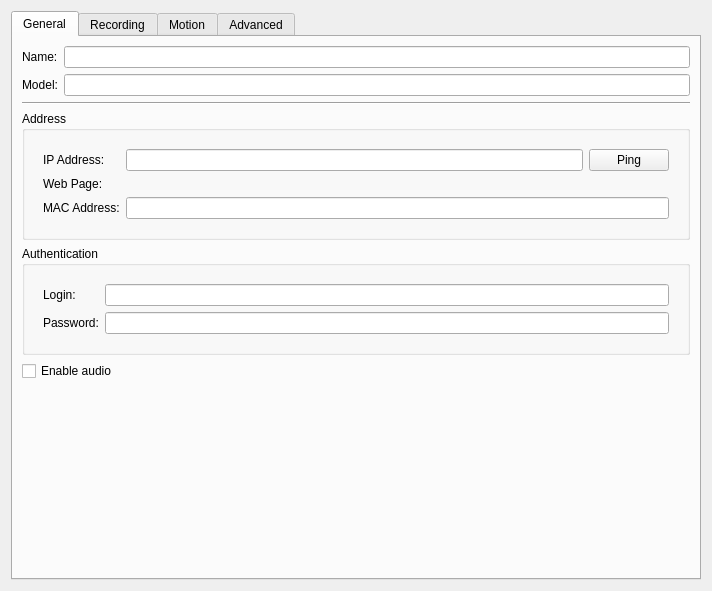
First picture: the form in client/src/ui/widgets/properties/single_camera_settings_widget.ui, repository networkoptix/nx_open, before the edit.
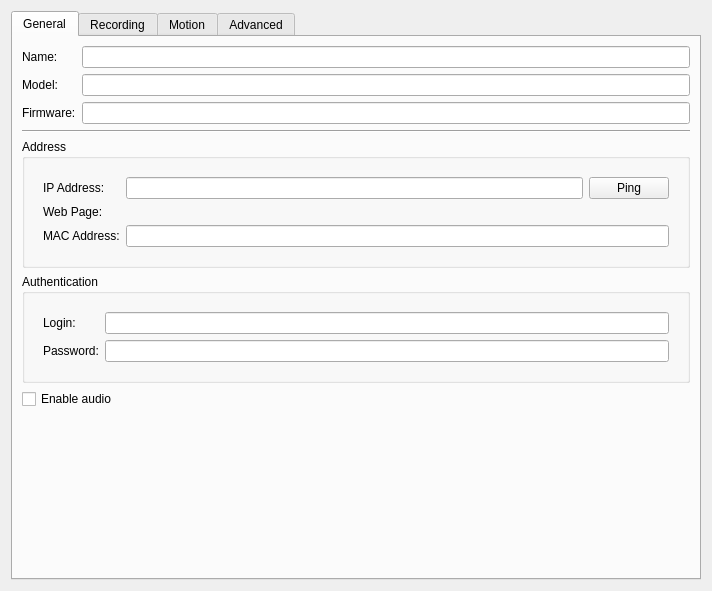
Second picture: the form after the edit. Custom widgets are drawn as their Qt base class.

The edit to the form file:
```diff
--- a/client/src/ui/widgets/properties/single_camera_settings_widget.ui
+++ b/client/src/ui/widgets/properties/single_camera_settings_widget.ui
@@ -26,6 +26,9 @@
       <layout class="QVBoxLayout" name="verticalLayout_2">
        <item>
         <layout class="QFormLayout" name="formLayout_3">
+         <property name="fieldGrowthPolicy">
+          <enum>QFormLayout::AllNonFixedFieldsGrow</enum>
+         </property>
          <item row="0" column="0">
           <widget class="QLabel" name="nameLabel">
            <property name="text">
@@ -50,6 +53,20 @@
            </property>
           </widget>
          </item>
+         <item row="2" column="1">
+          <widget class="QLineEdit" name="firmwareEdit">
+           <property name="readOnly">
+            <bool>true</bool>
+           </property>
+          </widget>
+         </item>
+         <item row="2" column="0">
+          <widget class="QLabel" name="label_firmware">
+           <property name="text">
+            <string>Firmware:</string>
+           </property>
+          </widget>
+         </item>
         </layout>
        </item>
        <item>
```
